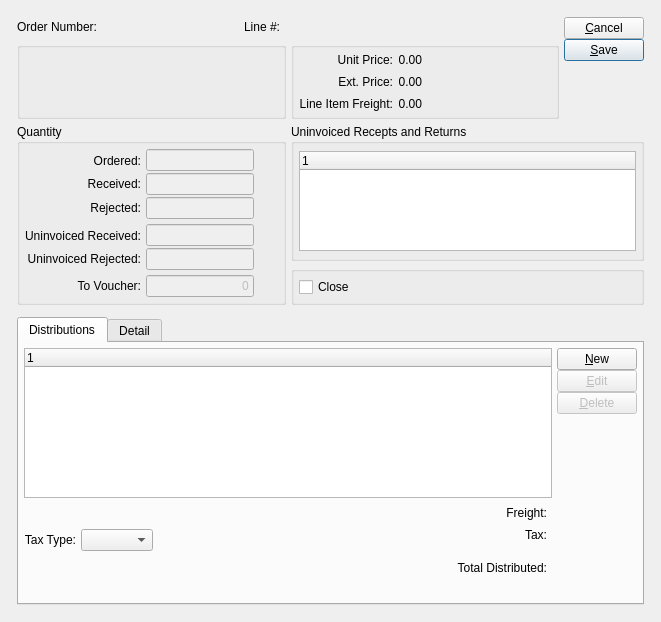
First picture: the form in xtuple/trunk/guiclient/voucherItem.ui, repository WooodHead/xtuple, before the edit.
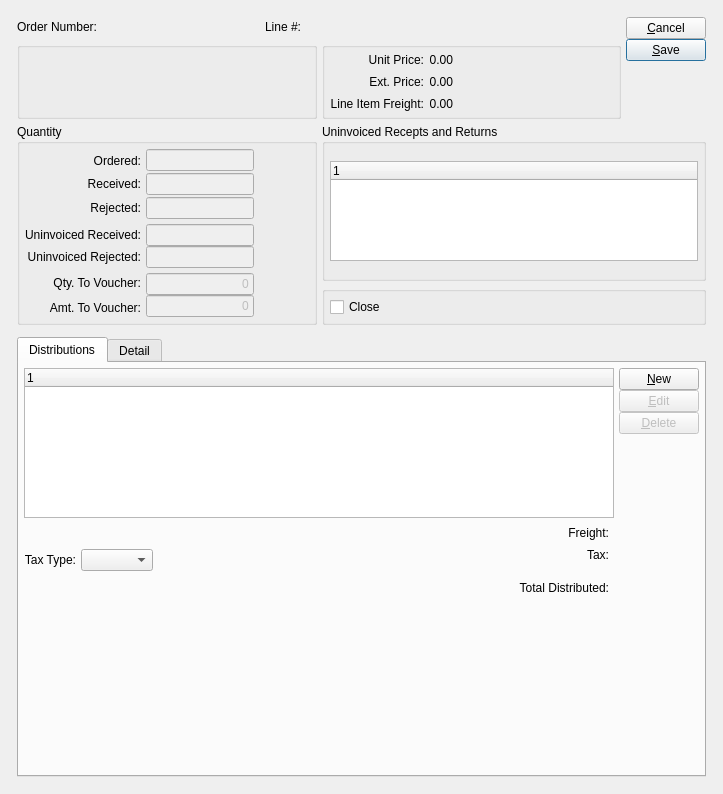
Second picture: the form after the edit. Custom widgets are drawn as their Qt base class.

```diff
--- a/xtuple/trunk/guiclient/voucherItem.ui
+++ b/xtuple/trunk/guiclient/voucherItem.ui
@@ -13,8 +13,8 @@
    <rect>
     <x>0</x>
     <y>0</y>
-    <width>661</width>
-    <height>622</height>
+    <width>723</width>
+    <height>794</height>
    </rect>
   </property>
   <property name="windowTitle">
@@ -422,7 +422,7 @@
               <item>
                <layout class="QVBoxLayout">
                 <property name="spacing">
-                 <number>2</number>
+                 <number>0</number>
                 </property>
                 <item>
                  <widget class="XLineEdit" name="_uninvoicedReceived">
@@ -482,18 +482,13 @@
               </item>
              </layout>
             </item>
-            <item row="2" column="0">
-             <widget class="XLabel" name="_toVoucherLit">
-              <property name="text">
-               <string>To Voucher:</string>
+            <item row="3" column="1">
+             <layout class="QHBoxLayout" name="horizontalLayout_3">
+              <property name="spacing">
+               <number>0</number>
               </property>
-              <property name="alignment">
-               <set>Qt::AlignRight|Qt::AlignTrailing|Qt::AlignVCenter</set>
-              </property>
-             </widget>
-            </item>
-            <item row="2" column="1">
-             <layout class="QHBoxLayout">
+              <item>
+               <layout class="QVBoxLayout" name="verticalLayout_3">
               <property name="spacing">
                <number>0</number>
               </property>
@@ -520,6 +515,30 @@
                </widget>
               </item>
               <item>
+                 <widget class="XLineEdit" name="_amtToVoucher">
+                  <property name="enabled">
+                   <bool>false</bool>
+                  </property>
+                  <property name="sizePolicy">
+                   <sizepolicy hsizetype="Preferred" vsizetype="Fixed">
+                    <horstretch>0</horstretch>
+                    <verstretch>0</verstretch>
+                   </sizepolicy>
+                  </property>
+                  <property name="text">
+                   <string>0</string>
+                  </property>
+                  <property name="alignment">
+                   <set>Qt::AlignRight</set>
+                  </property>
+                  <property name="readOnly">
+                   <bool>true</bool>
+                  </property>
+                 </widget>
+                </item>
+               </layout>
+              </item>
+              <item>
                <spacer>
                 <property name="orientation">
                  <enum>Qt::Horizontal</enum>
@@ -537,6 +556,30 @@
               </item>
              </layout>
             </item>
+            <item row="3" column="0">
+             <layout class="QVBoxLayout" name="verticalLayout_2">
+              <item>
+               <widget class="XLabel" name="_qtyToVoucherLit">
+                <property name="text">
+                 <string>Qty. To Voucher:</string>
+                </property>
+                <property name="alignment">
+                 <set>Qt::AlignRight|Qt::AlignTrailing|Qt::AlignVCenter</set>
+                </property>
+               </widget>
+              </item>
+              <item>
+               <widget class="XLabel" name="_amtToVoucherLit">
+                <property name="text">
+                 <string>Amt. To Voucher:</string>
+                </property>
+                <property name="alignment">
+                 <set>Qt::AlignRight|Qt::AlignTrailing|Qt::AlignVCenter</set>
+                </property>
+               </widget>
+              </item>
+             </layout>
+            </item>
            </layout>
           </item>
          </layout>
```
Left out of the diff: 1 changed line with no effect on the pictures. Lines whose indentation alone changed are shown as unchanged.
